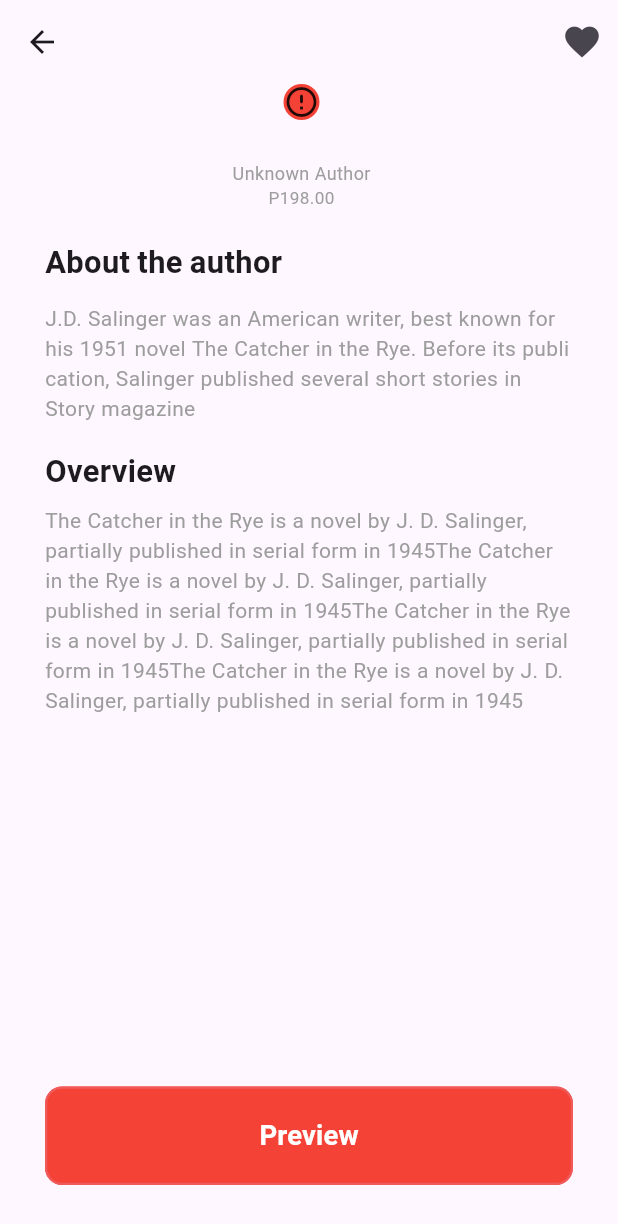
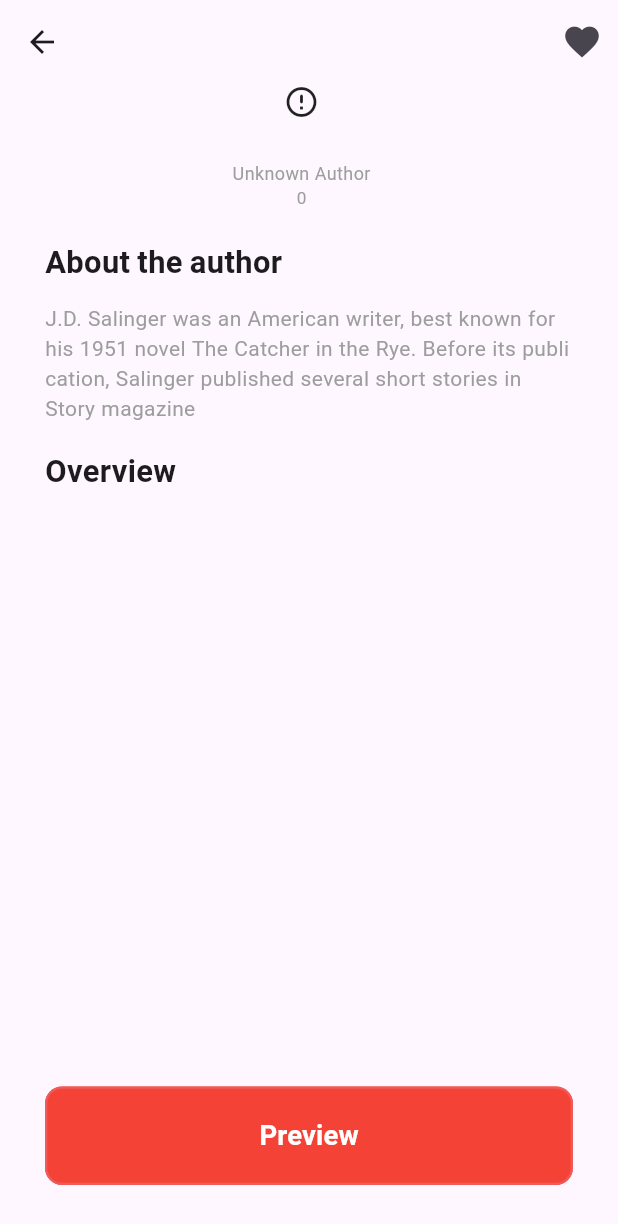
Before and after one commit to AmmarEmad-2004/Alpha_app, a Flutter app: the BookDetailsView screen opened directly with empty values, on a phone screen of 412 x 824 dp. Shown: the top 1224 px of the screen. Run offline on Flutter 3.47's test engine with Material 3 defaults, Android fonts, the phone set to English and light mode, and no system bars; drawn by our look-alikes of cached_network_image; our stand-ins replace bloc, dartz, dio, equatable, firebase_auth, firebase_core and 6 more; missing offline and left inert: font_awesome_icon_class; accounts and stored records are empty; network calls fail; Roboto replaces fonts that are missing (Helvetica).

Commit message:
feat: remove debug print statements, update API endpoint for new arrivals, and fix naming inconsistencies in widget classes

```diff
--- a/lib/core/utils/api_service.dart
+++ b/lib/core/utils/api_service.dart
@@ -7,7 +7,6 @@ class ApiService {
   ApiService({required Dio dio}) : _dio = dio;
 
   Future<Map<String, dynamic>> get({required String endPoint}) async {
-    print("الرابط النهائي: ${_dio.options.baseUrl}$endPoint");
     var response = await _dio.get('$baseUrl$endPoint');
     return response.data;
   }
--- a/lib/features/home/presentation/views/widgets/book_details_section.dart
+++ b/lib/features/home/presentation/views/widgets/book_details_section.dart
@@ -40,7 +40,7 @@ class BooksDetailsSection extends StatelessWidget {
                 ),
                 SizedBox(height: 9),
                 Text(
-                  'The Catcher in the Rye is a novel by J. D. Salinger, partially published in serial form in 1945The Catcher in the Rye is a novel by J. D. Salinger, partially published in serial form in 1945The Catcher in the Rye is a novel by J. D. Salinger, partially published in serial form in 1945The Catcher in the Rye is a novel by J. D. Salinger, partially published in serial form in 1945',
+                  bookModel.volumeInfo!.description ?? 'No Description',
                   style: Styles.textStyleReqular.copyWith(fontSize: 14),
                 ),
               ],
--- a/lib/features/home/presentation/views/widgets/book_item.dart
+++ b/lib/features/home/presentation/views/widgets/book_item.dart
@@ -1,4 +1,5 @@
 import 'package:alpha_app/core/utils/styles.dart';
+import 'package:alpha_app/core/widgets/loading_widget.dart';
 import 'package:alpha_app/features/home/data/models/book_model/book_model.dart';
 import 'package:alpha_app/features/home/presentation/views/book_details_view.dart';
 import 'package:cached_network_image/cached_network_image.dart';
@@ -31,15 +32,13 @@ class BookItem extends StatelessWidget {
         child: Column(
           crossAxisAlignment: crossAxisAlignment,
           children: [
-            Container(
-              decoration: BoxDecoration(
-                borderRadius: BorderRadius.circular(16),
-                color: Colors.red,
-              ),
+            ClipRRect(
+              borderRadius: BorderRadius.circular(16),
               child: CachedNetworkImage(
                 imageUrl: bookModel.volumeInfo?.imageLinks?.thumbnail ?? '',
-                placeholder: (context, url) => CircularProgressIndicator(),
-                errorWidget: (context, url, error) => Icon(Icons.error_outline_rounded),
+                placeholder: (context, url) => LoadingWidget(),
+                errorWidget:
+                    (context, url, error) => Icon(Icons.error_outline_rounded),
               ),
             ),
             Text(
@@ -55,7 +54,7 @@ class BookItem extends StatelessWidget {
                   : 'Unknown Author',
               style: Styles.textStyleReqular.copyWith(fontSize: 12),
             ),
-            Text('P198.00', style: Styles.textStyleReqular),
+            Text( '${bookModel.volumeInfo!.pageCount}', style: Styles.textStyleReqular),
           ],
         ),
       ),
--- a/lib/features/home/presentation/views/widgets/books_list_view.dart
+++ b/lib/features/home/presentation/views/widgets/books_list_view.dart
@@ -15,7 +15,6 @@ class BooksListView extends StatelessWidget {
       child: BlocBuilder<BooksCubit, BooksState>(
         builder: (context, state) {
           if (state is BooksSuccess) {
-            print("عدد الكتب: ${state.books.length}");
             return ListView.builder(
               scrollDirection: Axis.horizontal,
               itemCount: state.books.length,
--- a/lib/features/home/presentation/views/widgets/books_view_section.dart
+++ b/lib/features/home/presentation/views/widgets/books_view_section.dart
@@ -20,7 +20,7 @@ class BooksViewSection extends StatelessWidget {
             create:
                 (context) =>
                     BooksCubit(getIt.get<HomeRepoimple>())
-                      ..getBooksByCategory('Fiction'),
+                      ..getBooksByCategory('fiction'),
           ),
           BlocProvider(
             create:
--- a/lib/features/home/presentation/views/widgets/home_view_body.dart
+++ b/lib/features/home/presentation/views/widgets/home_view_body.dart
@@ -13,8 +13,8 @@ class HomeViewBody extends StatelessWidget {
     return BlocProvider(
       create:
           (context) => NewArrivalBooksCubit(
-            getIt.get<HomeRepoimple>()..getNewArrivalsBooks(),
-          ),
+            getIt.get<HomeRepoimple>()
+          )..getNewArrivalBooks(),
       child: Padding(
         padding: const EdgeInsets.only(left: 16, top: 32),
         child: HomeViewBodyDetails(),
--- a/lib/features/home/presentation/views/widgets/home_view_body_details.dart
+++ b/lib/features/home/presentation/views/widgets/home_view_body_details.dart
@@ -37,7 +37,7 @@ class HomeViewBodyDetails extends StatelessWidget {
             ],
           ),
         ),
-        NewArrivalsListVew(),
+        NewArrivalsListView(),
       ],
     );
   }
--- a/lib/features/home/presentation/views/widgets/new_arrivals_grid_view.dart
+++ b/lib/features/home/presentation/views/widgets/new_arrivals_grid_view.dart
@@ -5,8 +5,8 @@ import 'package:alpha_app/features/home/presentation/views/widgets/book_item.dar
 import 'package:flutter/material.dart';
 import 'package:flutter_bloc/flutter_bloc.dart';
 
-class NewArrivalsListVew extends StatelessWidget {
-  const NewArrivalsListVew({super.key});
+class NewArrivalsListView extends StatelessWidget {
+  const NewArrivalsListView({super.key});
 
   @override
   Widget build(BuildContext context) {
```
Also changed, not shown: lib/features/home/data/repos/home_repoimple.dart (+3 -8 lines), lib/features/home/presentation/manager/books_cubit/books_cubit.dart (+4 -4 lines).
